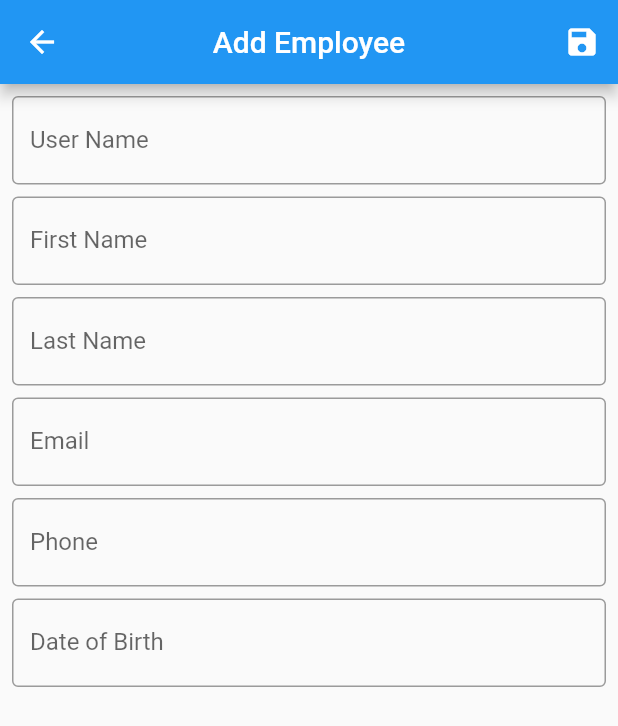
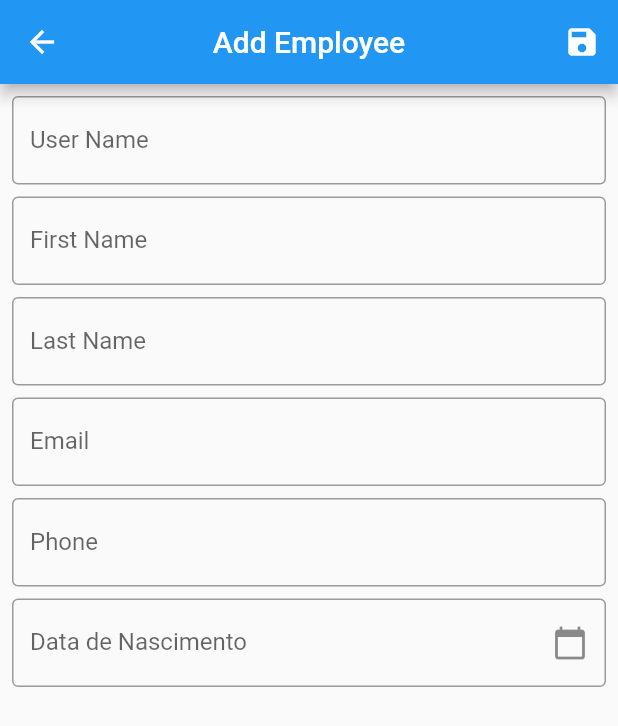
Before and after one commit to lucasbogo/employee_administration_book, a Flutter app: the AddEmployeeScreen screen opened by its route, on a phone screen of 412 x 824 dp. Shown: the top 726 px of the screen. Run offline on Flutter 3.47's test engine with Material 2 defaults, Android fonts, the phone set to English and light mode, and no system bars.

Commit message:
datepicker complete

```diff
--- a/lib/screens/add_employee_screen.dart
+++ b/lib/screens/add_employee_screen.dart
@@ -90,12 +90,23 @@ class _AddEmployeeScreenState extends State<AddEmployeeScreen> {
                   const SizedBox(
                     height: 8.0,
                   ),
-                  CustomTextFormField(
+                  TextFormField(
                     controller: _dateOfBirthController,
-                    txtLable: 'Date of Birth',
-                  ),
-                  const SizedBox(
-                    height: 8.0,
+                    keyboardType: TextInputType.datetime,
+                    decoration: InputDecoration(
+                        border: const OutlineInputBorder(),
+                        label: const Text('Data de Nascimento'),
+                        suffixIcon: IconButton(
+                          icon: const Icon(Icons.calendar_today),
+                          onPressed: () => pickDateOfBirth(context),
+                        )),
+                    validator: (value) {
+                      if (value == null || value.isEmpty) {
+                        return 'Data de nascimento não pode ser vazio';
+                      }
+                      return null;
+                    },
+                    onTap: () => pickDateOfBirth(context),
                   ),
                 ],
               ),
@@ -113,7 +124,21 @@ class _AddEmployeeScreenState extends State<AddEmployeeScreen> {
         initialDate: initialDate,
         firstDate: DateTime(1900),
         lastDate: DateTime(2100));
+    builder:
+    (context, child) => Theme(
+        data: ThemeData.light().copyWith(
+          colorScheme: ColorScheme.light(
+            primary: Colors.blue,
+            onPrimary: Colors.white,
+            surface: Colors.blue,
+            onSurface: Colors.black,
+          ),
+          dialogBackgroundColor: Colors.white,
+        ),
+        child: child ?? const Text(''));
     if (newDate == null) return;
-    _dateOfBirthController.text = newDate.toString();
+    setState(() {
+      _dateOfBirthController.text = newDate.toIso8601String();
+    });
   }
 }
```
